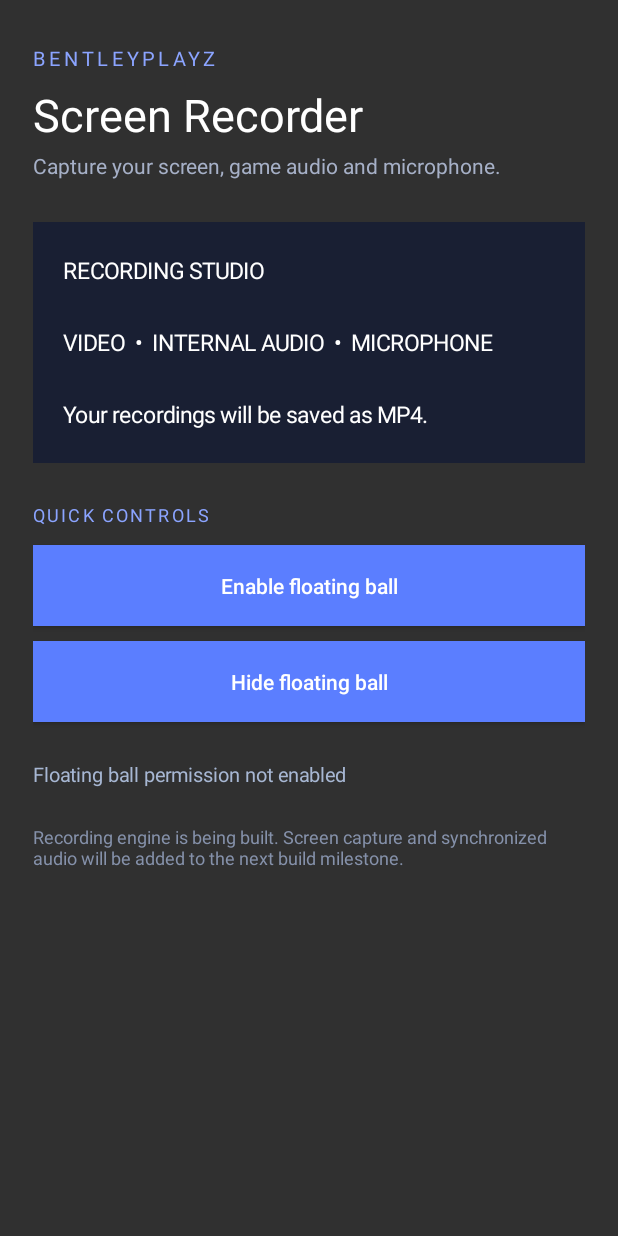
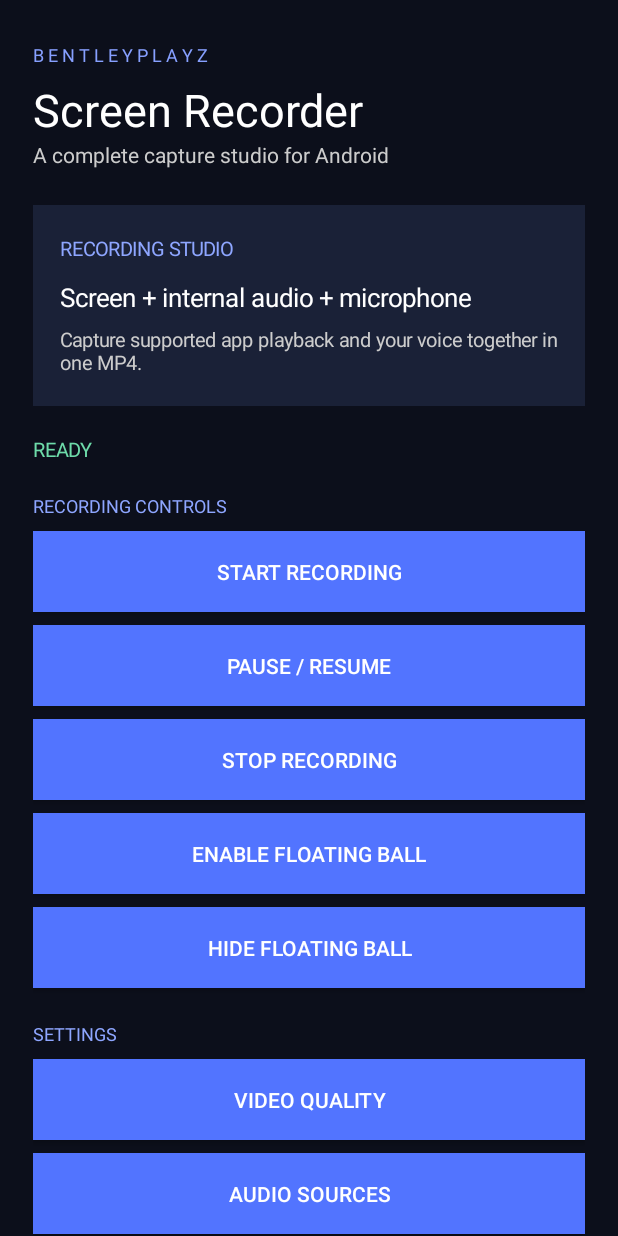
Before and after one commit to bentleyplayz59-creator/BentleyPlayzScreenRecorder, an Android app: the screen it shows after launch (MainActivity), on a phone screen of 412 x 824 dp. Run offline under Robolectric (Android 15) with nearby library versions, the phone set to English and light mode, and no system bars.

Commit message:
Build full recording dashboard and floating controls

```diff
--- a/app/src/main/java/com/bentleyplayz/screenrecorder/MainActivity.kt
+++ b/app/src/main/java/com/bentleyplayz/screenrecorder/MainActivity.kt
@@ -1,155 +1,85 @@
 package com.bentleyplayz.screenrecorder
 
 import android.app.Activity
+import android.app.AlertDialog
 import android.content.Intent
 import android.graphics.Color
+import android.media.projection.MediaProjectionManager
 import android.net.Uri
+import android.os.Build
 import android.os.Bundle
 import android.provider.Settings
-import android.view.Gravity
-import android.view.View
-import android.view.ViewGroup
-import android.widget.Button
-import android.widget.LinearLayout
-import android.widget.TextView
-import android.widget.Toast
+import android.widget.*
+import androidx.core.content.FileProvider
+import java.io.File
+import java.text.SimpleDateFormat
+import java.util.Date
+import java.util.Locale
 
 class MainActivity : Activity() {
-    private val background = Color.rgb(12, 15, 27)
-    private val panel = Color.rgb(25, 31, 51)
-    private val accent = Color.rgb(91, 126, 255)
-    private lateinit var overlayStatus: TextView
-
-    private fun dp(value: Int): Int =
-        (value * resources.displayMetrics.density).toInt()
-
-    override fun onCreate(savedInstanceState: Bundle?) {
-        super.onCreate(savedInstanceState)
-        window.statusBarColor = background
-        window.navigationBarColor = background
-
-        val root = LinearLayout(this).apply {
-            orientation = LinearLayout.VERTICAL
-            setPadding(dp(22), dp(30), dp(22), dp(24))
-            setBackgroundColor(background)
-        }
-
-        val brand = TextView(this).apply {
-            text = "BENTLEYPLAYZ"
-            textSize = 13f
-            letterSpacing = 0.22f
-            setTextColor(Color.rgb(139, 164, 255))
-        }
-        root.addView(brand)
-
-        val title = TextView(this).apply {
-            text = "Screen Recorder"
-            textSize = 30f
-            setTextColor(Color.WHITE)
-            setPadding(0, dp(8), 0, dp(4))
-        }
-        root.addView(title)
-
-        val subtitle = TextView(this).apply {
-            text = "Capture your screen, game audio and microphone."
-            textSize = 14f
-            setTextColor(Color.rgb(166, 176, 199))
-        }
-        root.addView(subtitle)
-
-        val preview = TextView(this).apply {
-            text = "RECORDING STUDIO\n\nVIDEO  •  INTERNAL AUDIO  •  MICROPHONE\n\nYour recordings will be saved as MP4."
-            textSize = 15f
-            setTextColor(Color.WHITE)
-            setLineSpacing(dp(7).toFloat(), 1f)
-            setPadding(dp(20), dp(22), dp(20), dp(22))
-            setBackgroundColor(panel)
-        }
-        val previewParams = LinearLayout.LayoutParams(
-            ViewGroup.LayoutParams.MATCH_PARENT, ViewGroup.LayoutParams.WRAP_CONTENT
-        )
-        previewParams.topMargin = dp(28)
-        root.addView(preview, previewParams)
-
-        val section = TextView(this).apply {
-            text = "QUICK CONTROLS"
-            textSize = 12f
-            letterSpacing = 0.12f
-            setTextColor(Color.rgb(139, 164, 255))
-            setPadding(0, dp(26), 0, dp(12))
-        }
-        root.addView(section)
-
-        val enableOverlay = makeButton("Enable floating ball")
-        enableOverlay.setOnClickListener { enableFloatingBall() }
-        root.addView(enableOverlay)
-
-        val disableOverlay = makeButton("Hide floating ball")
-        disableOverlay.setOnClickListener {
-            stopService(Intent(this, FloatingBallService::class.java))
-            overlayStatus.text = "Floating control hidden"
-        }
-        root.addView(disableOverlay)
-
-        overlayStatus = TextView(this).apply {
-            text = if (Settings.canDrawOverlays(this@MainActivity)) {
-                "Overlay permission available"
-            } else {
-                "Floating ball permission not enabled"
-            }
-            textSize = 13f
-            setTextColor(Color.rgb(167, 183, 211))
-            setPadding(0, dp(16), 0, dp(12))
-        }
-        root.addView(overlayStatus)
-
-        val note = TextView(this).apply {
-            text = "Recording engine is being built. Screen capture and synchronized audio will be added to the next build milestone."
-            textSize = 12f
-            setTextColor(Color.rgb(133, 145, 170))
-            setPadding(0, dp(12), 0, 0)
-        }
-        root.addView(note)
-
-        setContentView(root)
-    }
-
-    private fun makeButton(label: String): Button =
-        Button(this).apply {
-            text = label
-            isAllCaps = false
-            textSize = 14f
-            setTextColor(Color.WHITE)
-            setBackgroundColor(accent)
-            layoutParams = LinearLayout.LayoutParams(
-                ViewGroup.LayoutParams.MATCH_PARENT, dp(54)
-            ).apply {
-                bottomMargin = dp(10)
-            }
-        }
-
-    private fun enableFloatingBall() {
-        if (Settings.canDrawOverlays(this)) {
-            startService(Intent(this, FloatingBallService::class.java))
-            overlayStatus.text = "Floating control enabled"
-        } else {
-            val intent = Intent(
-                Settings.ACTION_MANAGE_OVERLAY_PERMISSION,
-                Uri.parse("package:$packageName")
-            )
-            startActivity(intent)
-            Toast.makeText(
-                this,
-                "Allow display over other apps, then return to the recorder.",
-                Toast.LENGTH_LONG
-            ).show()
-        }
-    }
-
-    override fun onResume() {
-        super.onResume()
-        if (::overlayStatus.isInitialized && Settings.canDrawOverlays(this)) {
-            overlayStatus.text = "Overlay permission available"
-        }
-    }
+ private val bg=Color.rgb(12,15,27); private val panel=Color.rgb(26,33,55); private val blue=Color.rgb(82,116,255)
+ private lateinit var status:TextView; private lateinit var library:LinearLayout
+ private val captureRequest=4101; private val micRequest=4102; private var pendingStart=false
+ private fun dp(v:Int)=(v*resources.displayMetrics.density).toInt()
+ override fun onCreate(savedInstanceState:Bundle?) { super.onCreate(savedInstanceState);window.statusBarColor=bg;window.navigationBarColor=bg;render();refreshLibrary() }
+ private fun render() {
+  val scroll=ScrollView(this)
+  val root=LinearLayout(this).apply { orientation=LinearLayout.VERTICAL;setPadding(dp(22),dp(28),dp(22),dp(30));setBackgroundColor(bg) }
+  scroll.addView(root)
+  root.addView(label("B E N T L E Y P L A Y Z",12,Color.rgb(135,160,255)))
+  root.addView(label("Screen Recorder",30,Color.WHITE,dp(8)))
+  root.addView(label("A complete capture studio for Android",14,Color.LTGRAY))
+  val hero=LinearLayout(this).apply { orientation=LinearLayout.VERTICAL;setPadding(dp(18),dp(20),dp(18),dp(20));setBackgroundColor(panel) }
+  hero.addView(label("RECORDING STUDIO",13,Color.rgb(142,166,255)))
+  hero.addView(label("Screen + internal audio + microphone",17,Color.WHITE,dp(12)))
+  hero.addView(label("Capture supported app playback and your voice together in one MP4.",13,Color.LTGRAY,dp(8)))
+  root.addView(hero,LinearLayout.LayoutParams(-1,-2).apply{topMargin=dp(24)})
+  status=label("READY",13,Color.rgb(110,220,170),dp(20));root.addView(status)
+  root.addView(label("RECORDING CONTROLS",12,Color.rgb(142,166,255),dp(20)))
+  root.addView(button("START RECORDING"){startRecording()})
+  root.addView(button("PAUSE / RESUME"){sendAction(RecorderService.ACTION_TOGGLE_PAUSE)})
+  root.addView(button("STOP RECORDING"){sendAction(RecorderService.ACTION_STOP)})
+  root.addView(button("ENABLE FLOATING BALL"){enableBall()})
+  root.addView(button("HIDE FLOATING BALL"){stopService(Intent(this,FloatingBallService::class.java));toast("Floating control hidden")})
+  root.addView(label("SETTINGS",12,Color.rgb(142,166,255),dp(22)))
+  root.addView(button("VIDEO QUALITY"){qualityDialog()})
+  root.addView(button("AUDIO SOURCES"){AlertDialog.Builder(this).setTitle("Audio capture").setMessage("Microphone records your voice. Internal audio captures supported app playback on Android 10 and later. Some apps, calls and protected content block playback capture. If internal capture is blocked, microphone recording can still work.").setPositiveButton("OK",null).show()})
+  root.addView(label("MY RECORDINGS",12,Color.rgb(142,166,255),dp(24)))
+  library=LinearLayout(this).apply{orientation=LinearLayout.VERTICAL;setPadding(dp(12),dp(12),dp(12),dp(12));setBackgroundColor(panel)}
+  root.addView(library,LinearLayout.LayoutParams(-1,-2).apply{topMargin=dp(10)})
+  setContentView(scroll)
+ }
+ private fun label(s:String,size:Int,color:Int,top:Int=0)=TextView(this).apply{text=s;textSize=size.toFloat();setTextColor(color);if(top>0)setPadding(0,top,0,0)}
+ private fun button(s:String,action:()->Unit)=Button(this).apply{text=s;isAllCaps=false;textSize=14f;setTextColor(Color.WHITE);setBackgroundColor(blue);setOnClickListener{action()};layoutParams=LinearLayout.LayoutParams(-1,dp(54)).apply{topMargin=dp(9)}}
+ private fun startRecording(){
+  if(checkSelfPermission(android.Manifest.permission.RECORD_AUDIO)!=android.content.pm.PackageManager.PERMISSION_GRANTED){pendingStart=true;requestPermissions(arrayOf(android.Manifest.permission.RECORD_AUDIO),micRequest);return}
+  if(Build.VERSION.SDK_INT>=33 && checkSelfPermission(android.Manifest.permission.POST_NOTIFICATIONS)!=android.content.pm.PackageManager.PERMISSION_GRANTED)requestPermissions(arrayOf(android.Manifest.permission.POST_NOTIFICATIONS),micRequest+1)
+  val mgr=getSystemService(MEDIA_PROJECTION_SERVICE) as MediaProjectionManager
+  startActivityForResult(mgr.createScreenCaptureIntent(),captureRequest)
+ }
+ @Deprecated("MediaProjection consent callback")
+ override fun onActivityResult(requestCode:Int,resultCode:Int,data:Intent?){super.onActivityResult(requestCode,resultCode,data);if(requestCode==captureRequest){if(resultCode==RESULT_OK&&data!=null){val i=Intent(this,RecorderService::class.java).setAction(RecorderService.ACTION_START).putExtra(RecorderService.EXTRA_RESULT_CODE,resultCode).putExtra(RecorderService.EXTRA_DATA,data);if(Build.VERSION.SDK_INT>=26)startForegroundService(i)else startService(i);status.text="RECORDING";status.setTextColor(Color.GREEN)}else toast("Screen capture permission was not granted.")}}
+ override fun onRequestPermissionsResult(requestCode:Int,p:Array<out String>,r:IntArray){super.onRequestPermissionsResult(requestCode,p,r);if(requestCode==micRequest&&pendingStart){pendingStart=false;if(r.firstOrNull()==0)startRecording()else toast("Microphone permission is required.")}}
+ private fun sendAction(a:String){startService(Intent(this,RecorderService::class.java).setAction(a))}
+ private fun enableBall(){if(Settings.canDrawOverlays(this))startService(Intent(this,FloatingBallService::class.java))else startActivity(Intent(Settings.ACTION_MANAGE_OVERLAY_PERMISSION,Uri.parse("package:$packageName")))}
+ private fun qualityDialog(){val names=arrayOf("720p · 30 FPS","1080p · 30 FPS","1080p · 60 FPS");val prefs=getSharedPreferences("recorder",MODE_PRIVATE);AlertDialog.Builder(this).setTitle("Video quality").setSingleChoiceItems(names,prefs.getInt("quality",1)){d,n->prefs.edit().putInt("quality",n).apply();d.dismiss();toast("Quality saved for the next recording.")}.setNegativeButton("Cancel",null).show()}
+ private fun refreshLibrary(){
+  if(!::library.isInitialized)return
+  library.removeAllViews();val dir=File(getExternalFilesDir(null),"Recordings");val files=dir.listFiles()?.filter{it.extension.equals("mp4",true)}?.sortedByDescending{it.lastModified()}?:emptyList()
+  if(files.isEmpty()){library.addView(label("No recordings yet. MP4 videos will appear here.",13,Color.LTGRAY));return}
+  files.forEach{f->
+   val item=LinearLayout(this).apply{orientation=LinearLayout.VERTICAL;setPadding(0,dp(8),0,dp(12))}
+   item.addView(label(f.name,14,Color.WHITE))
+   val date=SimpleDateFormat("MMM d, yyyy · h:mm a",Locale.getDefault()).format(Date(f.lastModified()))
+   item.addView(label("$date · ${f.length()/1_000_000} MB",12,Color.LTGRAY,dp(3)))
+   val row=LinearLayout(this).apply{orientation=LinearLayout.HORIZONTAL}
+   fun fileUri()=FileProvider.getUriForFile(this@MainActivity,"${packageName}.provider",f)
+   row.addView(Button(this).apply{text="PLAY";isAllCaps=false;setOnClickListener{startActivity(Intent.createChooser(Intent(Intent.ACTION_VIEW).setDataAndType(fileUri(),"video/mp4").addFlags(Intent.FLAG_GRANT_READ_URI_PERMISSION),"Play recording"))}})
+   row.addView(Button(this).apply{text="SHARE";isAllCaps=false;setOnClickListener{startActivity(Intent.createChooser(Intent(Intent.ACTION_SEND).setType("video/mp4").putExtra(Intent.EXTRA_STREAM,fileUri()).addFlags(Intent.FLAG_GRANT_READ_URI_PERMISSION),"Share recording"))}})
+   row.addView(Button(this).apply{text="DELETE";isAllCaps=false;setOnClickListener{AlertDialog.Builder(this@MainActivity).setMessage("Delete this recording?").setNegativeButton("Cancel",null).setPositiveButton("Delete"){_,_->f.delete();refreshLibrary()}.show()}})
+   item.addView(row);library.addView(item)
+  }
+ }
+ override fun onResume(){super.onResume();if(::library.isInitialized)refreshLibrary()}
+ private fun toast(s:String)=Toast.makeText(this,s,Toast.LENGTH_SHORT).show()
 }
```
